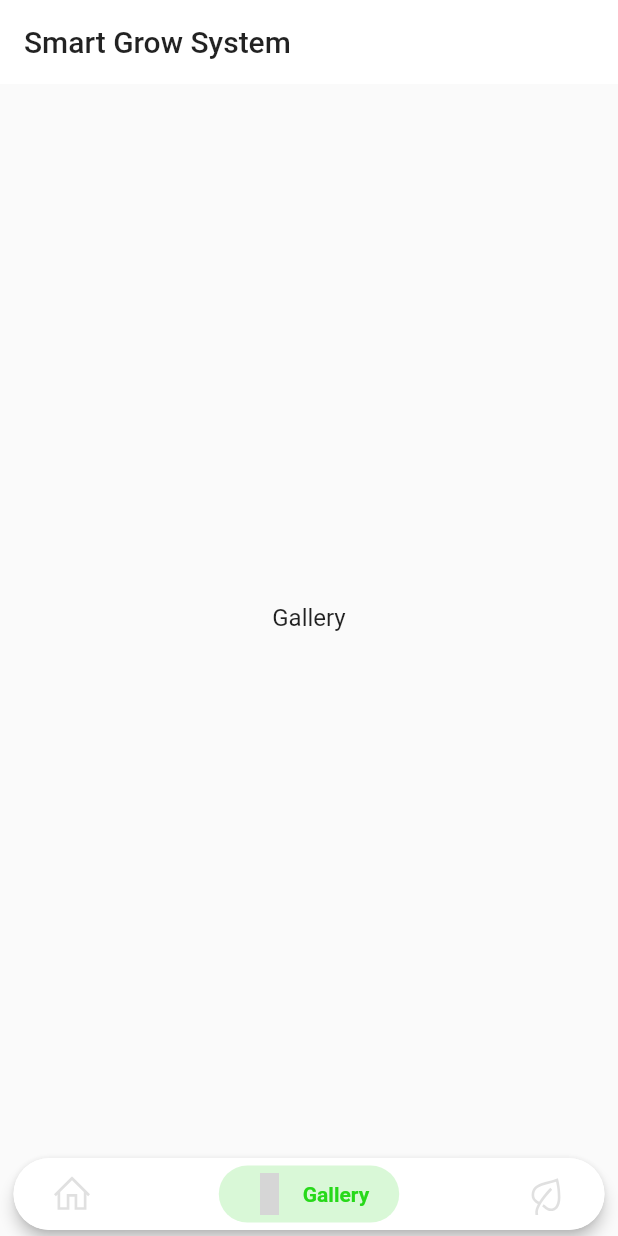
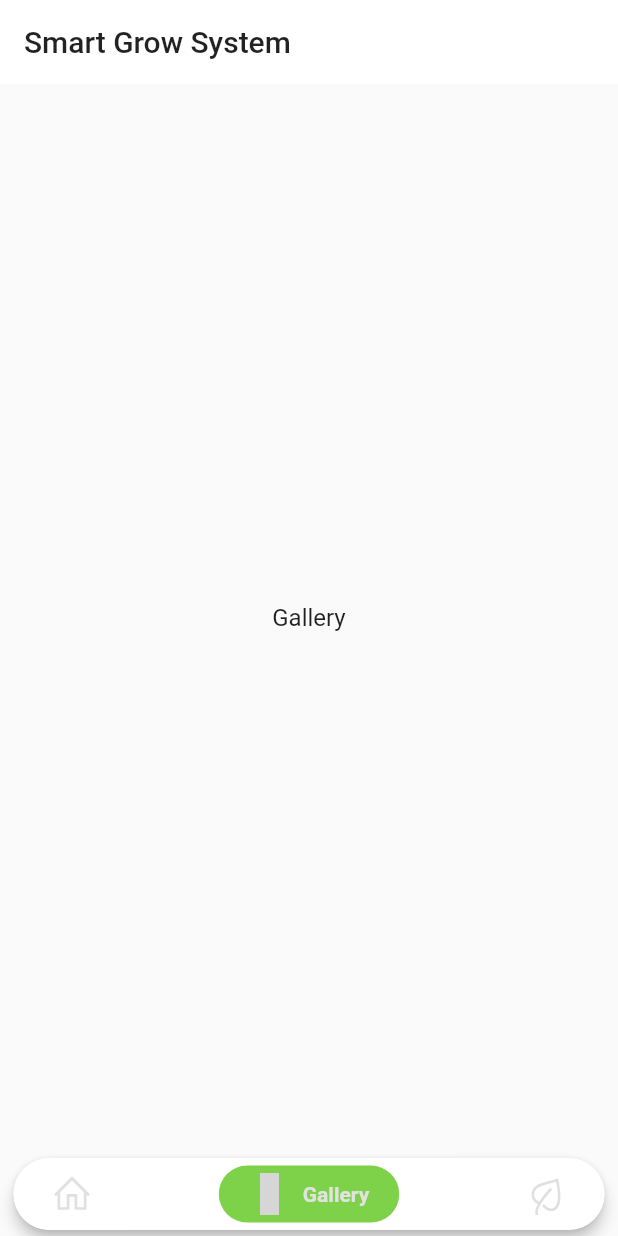
Before and after one commit to ThomasFercher/SmartUrbanFarm-App, a Flutter app: the screen it shows after launch, item 2 of the bottom bar chosen, on a phone screen of 412 x 824 dp. Run offline on Flutter 3.47's test engine with Material 2 defaults, Android fonts, the light colour scheme and no system bars; drawn by our look-alikes of google_nav_bar; our stand-ins replace line_icons, splashscreen; grey boxes are pictures that could not be loaded.

Commit message:
New Card Design

```diff
--- a/lib/main.dart
+++ b/lib/main.dart
@@ -24,7 +24,9 @@ class MyApp extends StatelessWidget {
           //title: TextStyle(color: accentColor),
           // subhead: TextStyle(color: accentColor),
           subtitle: TextStyle(color: Colors.white),
-          display4: TextStyle(color: primaryColor, fontSize: 50.0),
+          display3: TextStyle(
+              color: text_gray, fontSize: 13.0, fontWeight: FontWeight.w400),
+          display4: TextStyle(color: primaryColor, fontSize: 30.0),
         ),
       ),
       darkTheme: ThemeData(
@@ -38,7 +40,9 @@ class MyApp extends StatelessWidget {
           title: TextStyle(color: accentColor),
           subhead: TextStyle(color: accentColor),
           subtitle: TextStyle(color: Colors.white),
-           display4: TextStyle(color: accentColor, fontSize: 50.0),
+          display3: TextStyle(
+              color: text_gray, fontSize: 13.0, fontWeight: FontWeight.w400),
+          display4: TextStyle(color: accentColor, fontSize: 30.0),
         ),
       ),
       home: LoadingScreen(
@@ -89,16 +93,20 @@ class _MyHomePageState extends State<MyHomePage> {
           widget.title,
           style: Theme.of(context).textTheme.title,
         ),
-
       ),
       body: Center(
         child: getTab(context, index),
       ),
-      bottomNavigationBar: Container(
+      bottomNavigationBar: container(),
+    );
+  }
+
+  Container container() {
+    return Container(
       padding: EdgeInsets.only(left: 5, right: 5),
       child: SafeArea(
         child: Card(
-            elevation: getCardElavation(context)+2,
+          elevation: getCardElavation(context) + 2,
           shape: RoundedRectangleBorder(
             borderRadius: BorderRadius.circular(32.0),
           ),
@@ -110,13 +118,12 @@ class _MyHomePageState extends State<MyHomePage> {
             padding: const EdgeInsets.symmetric(horizontal: 5.0, vertical: 5),
             child: GNav(
               gap: 8,
-                  activeColor: isDark(context) ? accentColor : primaryColor,
+              activeColor: accentColor,
               color: isDark(context) ? Colors.white12 : Colors.black12,
               iconSize: 28,
               padding: EdgeInsets.symmetric(horizontal: 20, vertical: 5),
               duration: Duration(milliseconds: 800),
-                  tabBackgroundColor:
-                      isDark(context) ? primaryColor : accentColor,
+              tabBackgroundColor: primaryColor,
               tabs: [
                 GButton(
                   icon: LineIcons.home,
@@ -132,7 +139,7 @@ class _MyHomePageState extends State<MyHomePage> {
                 ),
               ],
               selectedIndex: index,
-                  onTabChange: (index) => setIndex(index)),
+              onTabChange: (index) => setIndex(index),
             ),
           ),
         ),
--- a/lib/styles.dart
+++ b/lib/styles.dart
@@ -4,14 +4,15 @@ import 'dart:ui';
 
 import 'package:flutter/material.dart';
 
-const Color accentColor = Color(0xFFd9f8d7);
-const Color primaryColor = Color(0xFF27d91a);
-const Color accentColor_d = Color(0xFF2222222);
+const Color accentColor = Color(0xFFe2e2e2);
+const Color primaryColor = Color(0xFF7dd249);
 const Color backgroundColor_d = Color(0xFF000000);
+const Color accentColor_d = Color(0xFF212121);
 const Color backgroundColor = Color(0xFFFFFFFF);
 const double cardElavation = 2.0;
 const double borderRadius = 5.0;
 const double screen_width = 231;
+const Color text_gray = Color(0xFF757575);
 
 bool isDark(context) {
   return MediaQuery.of(context).platformBrightness == Brightness.light
```
Also changed, not shown: lib/pages/home.dart (+42 -106 lines), pubspec.lock, 9 other files. Lines whose indentation alone changed are shown as unchanged.
